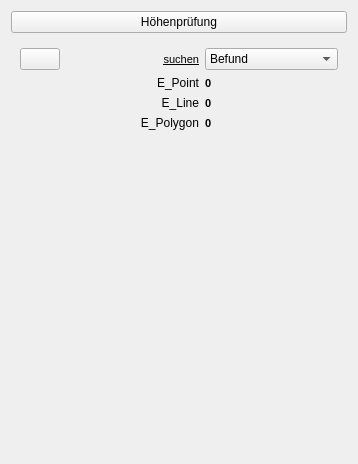
Old version of the form tools_allgemein/tools_allgemein.ui in the repository Landesamt-fuer-Archaeologie-Sachsen/Tachy2GIS_arch.
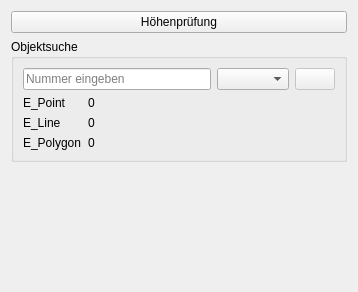
New version of the form. Icons and pictures are not drawn.

Commit message: refactor search in tools allgemein

What changed in the file:
```diff
--- a/tools_allgemein/tools_allgemein.ui
+++ b/tools_allgemein/tools_allgemein.ui
@@ -7,13 +7,13 @@
     <x>0</x>
     <y>0</y>
     <width>358</width>
-    <height>464</height>
+    <height>292</height>
    </rect>
   </property>
   <property name="windowTitle">
    <string>Form</string>
   </property>
-  <layout class="QVBoxLayout" name="verticalLayout">
+  <layout class="QVBoxLayout" name="verticalLayout_2">
    <item>
     <widget class="QPushButton" name="btnCheckHeights">
      <property name="text">
@@ -22,16 +22,43 @@
     </widget>
    </item>
    <item>
-    <widget class="QWidget" name="widget" native="true">
-     <layout class="QGridLayout" name="gridLayout">
-      <item row="0" column="0">
-       <widget class="QPushButton" name="butObjFind">
+    <widget class="QGroupBox" name="groupBox">
+     <property name="title">
+      <string>Objektsuche</string>
+     </property>
+     <layout class="QVBoxLayout" name="verticalLayout">
+      <item>
+       <layout class="QHBoxLayout" name="horizontalLayout">
+        <item>
+         <widget class="QLineEdit" name="lineEditSuche">
+          <property name="text">
+           <string/>
+          </property>
+          <property name="placeholderText">
+           <string>Nummer eingeben</string>
+          </property>
+         </widget>
+        </item>
+        <item>
+         <widget class="QComboBox" name="cboSuche"/>
+        </item>
+        <item>
+         <widget class="QPushButton" name="butSuche">
+          <property name="enabled">
+           <bool>false</bool>
+          </property>
         <property name="sizePolicy">
          <sizepolicy hsizetype="Fixed" vsizetype="Fixed">
           <horstretch>0</horstretch>
           <verstretch>0</verstretch>
          </sizepolicy>
         </property>
+          <property name="maximumSize">
+           <size>
+            <width>16777215</width>
+            <height>22</height>
+           </size>
+          </property>
         <property name="sizeIncrement">
          <size>
           <width>10</width>
@@ -66,132 +93,53 @@
         </property>
        </widget>
       </item>
+       </layout>
+      </item>
+      <item>
+       <layout class="QFormLayout" name="formLayout">
+        <item row="0" column="0">
+         <widget class="QLabel" name="label_2">
+          <property name="text">
+           <string>E_Point</string>
+          </property>
+         </widget>
+        </item>
       <item row="0" column="1">
-       <widget class="QLabel" name="label">
-        <property name="font">
-         <font>
-          <family>Arial</family>
-          <pointsize>8</pointsize>
-          <weight>50</weight>
-          <bold>false</bold>
-          <underline>true</underline>
-         </font>
-        </property>
-        <property name="text">
-         <string>suchen</string>
-        </property>
-        <property name="alignment">
-         <set>Qt::AlignRight|Qt::AlignTrailing|Qt::AlignVCenter</set>
-        </property>
-       </widget>
-      </item>
-      <item row="3" column="3">
-       <widget class="QLabel" name="labE_Line">
-        <property name="font">
-         <font>
-          <family>Arial</family>
-          <pointsize>8</pointsize>
-          <weight>75</weight>
-          <bold>true</bold>
-         </font>
-        </property>
+         <widget class="QLabel" name="labE_Poi">
         <property name="text">
          <string>0</string>
         </property>
        </widget>
       </item>
-      <item row="3" column="1">
-       <widget class="QLabel" name="label_11">
-        <property name="inputMethodHints">
-         <set>Qt::ImhPreferNumbers</set>
-        </property>
+        <item row="1" column="0">
+         <widget class="QLabel" name="label_3">
         <property name="text">
          <string>E_Line</string>
         </property>
-        <property name="alignment">
-         <set>Qt::AlignRight|Qt::AlignTrailing|Qt::AlignVCenter</set>
-        </property>
-       </widget>
-      </item>
-      <item row="0" column="3">
-       <widget class="QComboBox" name="cboSuche">
-        <item>
+         </widget>
+        </item>
+        <item row="1" column="1">
+         <widget class="QLabel" name="labE_Line">
          <property name="text">
-          <string>Befund</string>
-         </property>
-        </item>
-        <item>
-         <property name="text">
-          <string>Fund</string>
-         </property>
-        </item>
-        <item>
-         <property name="text">
-          <string>Profil</string>
-         </property>
-        </item>
-        <item>
-         <property name="text">
-          <string>Probe</string>
-         </property>
-        </item>
-       </widget>
-      </item>
-      <item row="4" column="1">
-       <widget class="QLabel" name="label_12">
-        <property name="inputMethodHints">
-         <set>Qt::ImhPreferNumbers</set>
-        </property>
+           <string>0</string>
+          </property>
+         </widget>
+        </item>
+        <item row="2" column="0">
+         <widget class="QLabel" name="label_4">
         <property name="text">
          <string>E_Polygon</string>
         </property>
-        <property name="alignment">
-         <set>Qt::AlignRight|Qt::AlignTrailing|Qt::AlignVCenter</set>
-        </property>
        </widget>
       </item>
       <item row="2" column="1">
-       <widget class="QLabel" name="label_13">
-        <property name="inputMethodHints">
-         <set>Qt::ImhPreferNumbers</set>
-        </property>
-        <property name="text">
-         <string>E_Point</string>
-        </property>
-        <property name="alignment">
-         <set>Qt::AlignRight|Qt::AlignTrailing|Qt::AlignVCenter</set>
-        </property>
-       </widget>
-      </item>
-      <item row="2" column="3">
-       <widget class="QLabel" name="labE_Poi">
-        <property name="font">
-         <font>
-          <family>Arial</family>
-          <pointsize>8</pointsize>
-          <weight>75</weight>
-          <bold>true</bold>
-         </font>
-        </property>
-        <property name="text">
-         <string>0</string>
-        </property>
-       </widget>
-      </item>
-      <item row="4" column="3">
        <widget class="QLabel" name="labE_Poly">
-        <property name="font">
-         <font>
-          <family>Arial</family>
-          <pointsize>8</pointsize>
-          <weight>75</weight>
-          <bold>true</bold>
-         </font>
-        </property>
         <property name="text">
          <string>0</string>
         </property>
        </widget>
+        </item>
+       </layout>
       </item>
      </layout>
     </widget>
```
Left out of the diff: 2 changed lines with no effect on the pictures. Lines whose indentation alone changed are shown as unchanged. The commit also changes 1 other file.
